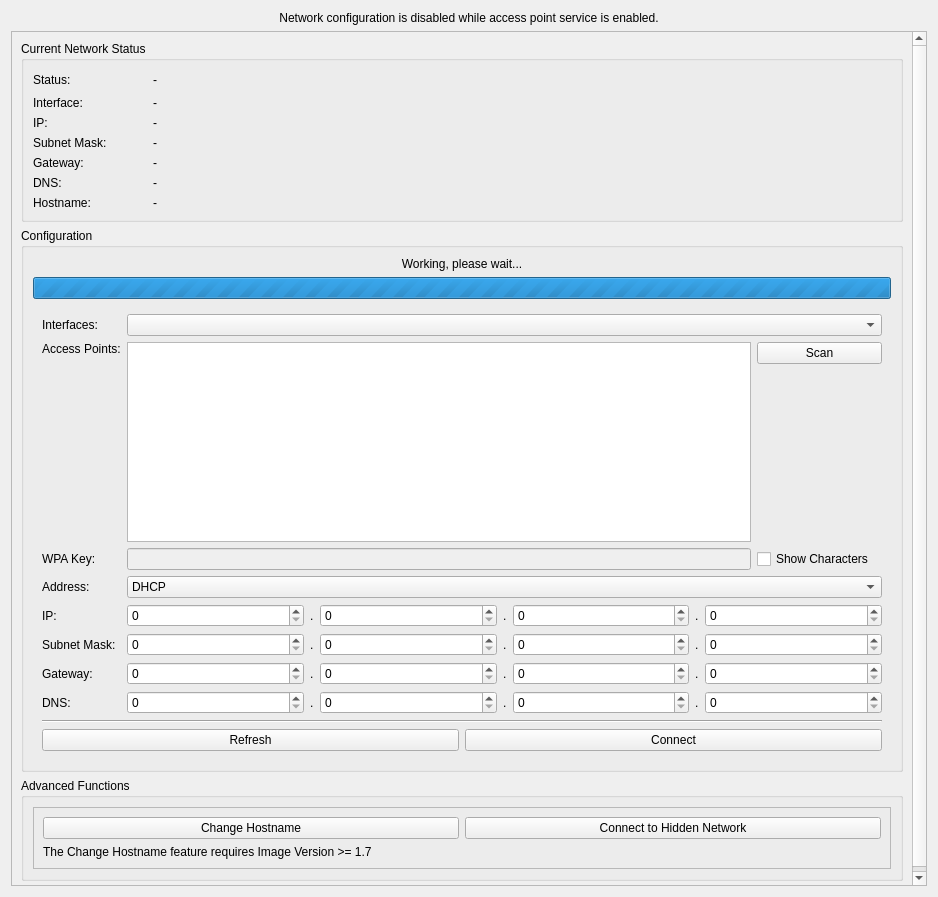
Tinkerforge/brickv, file src/brickv/plugin_system/plugins/red/ui/red_tab_settings_network.ui: the form before one commit.
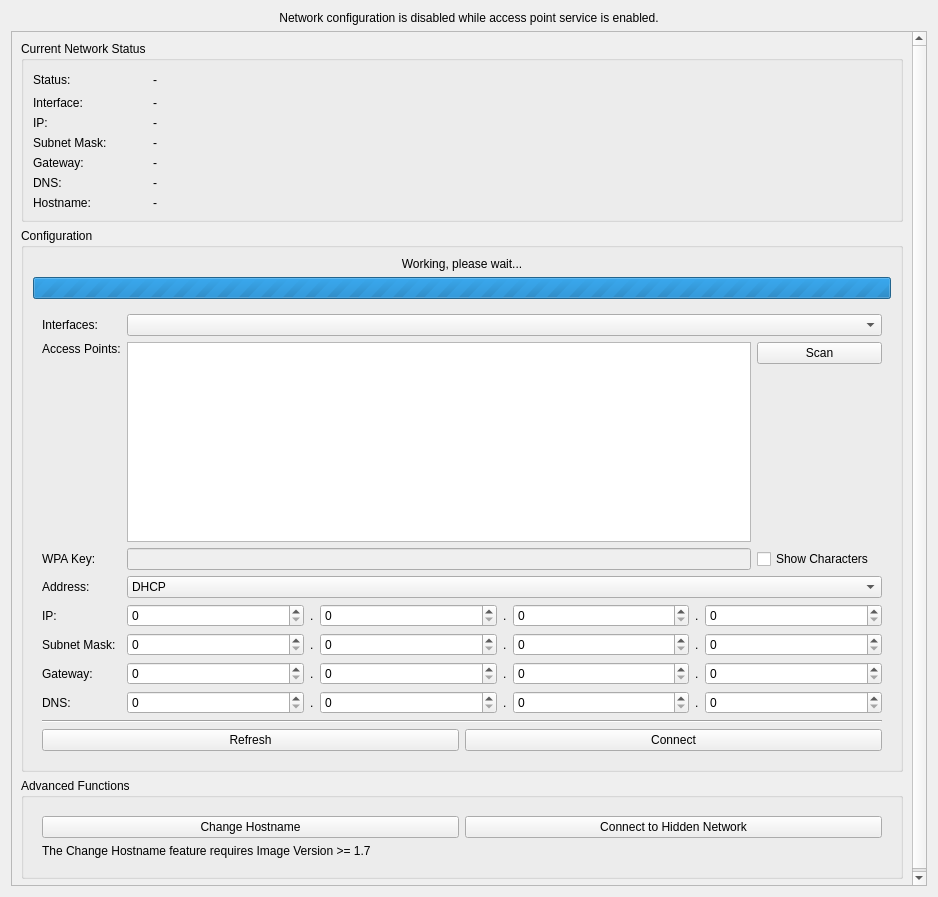
The form after the commit.

Commit message: red-brick: Get rid of advanced function buttons frame border

```diff
--- a/src/brickv/plugin_system/plugins/red/ui/red_tab_settings_network.ui
+++ b/src/brickv/plugin_system/plugins/red/ui/red_tab_settings_network.ui
@@ -36,9 +36,9 @@
       <property name="geometry">
        <rect>
         <x>0</x>
-        <y>0</y>
-        <width>904</width>
-        <height>965</height>
+        <y>-70</y>
+        <width>905</width>
+        <height>925</height>
        </rect>
       </property>
       <layout class="QVBoxLayout" name="verticalLayout">
@@ -53,10 +53,13 @@
             <item>
              <widget class="QFrame" name="frame_net_adv_functions">
               <property name="frameShape">
-               <enum>QFrame::StyledPanel</enum>
+               <enum>QFrame::NoFrame</enum>
               </property>
               <property name="frameShadow">
-               <enum>QFrame::Raised</enum>
+               <enum>QFrame::Plain</enum>
+              </property>
+              <property name="lineWidth">
+               <number>0</number>
               </property>
               <layout class="QVBoxLayout" name="verticalLayout_5">
                <item>
```
